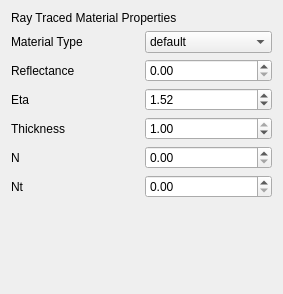
The window that Plugins/Manta/ParaView/MantaDisplay.ui (matthb2/ParaView-beforekitwareswtichedtogit) describes before a commit, drawn with Qt 5.
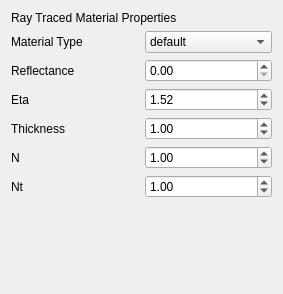
The same window after the commit.

Commit message: ENH: Make manta property controlling widgets update to show server settings. ENH:better default values. STYLE: spacing and line lengths.

```diff
--- a/Plugins/Manta/ParaView/MantaDisplay.ui
+++ b/Plugins/Manta/ParaView/MantaDisplay.ui
@@ -153,7 +153,7 @@
         <string>Thickness of dielectric material</string>
        </property>
        <property name="maximum">
-        <double>1.000000000000000</double>
+        <double>10.00000000000000</double>
        </property>
        <property name="singleStep">
         <double>0.100000000000000</double>
@@ -179,6 +179,15 @@
        <property name="toolTip">
         <string>Outside index of refraction of dielectric material.</string>
        </property>
+       <property name="maximum">
+        <double>10.00000000000000</double>
+       </property>
+       <property name="singleStep">
+        <double>0.100000000000000</double>
+       </property>
+       <property name="value">
+        <double>1.000000000000000</double>
+       </property>
       </widget>
      </item>
     </layout>
@@ -197,6 +206,15 @@
        <property name="toolTip">
         <string>Inside transmissive index of refraction for dielectric material.</string>
        </property>
+       <property name="maximum">
+        <double>10.00000000000000</double>
+       </property>
+       <property name="singleStep">
+        <double>0.100000000000000</double>
+       </property>
+       <property name="value">
+        <double>1.000000000000000</double>
+       </property>
       </widget>
      </item>
     </layout>
```
The commit also changes 6 other files.
